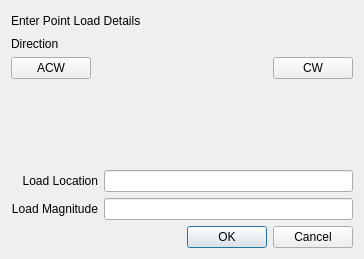
The window that Ui/UiFiles/Add_moment_dialog_window.ui (mark2661/beamCalculator) describes before a commit, drawn with Qt 5.
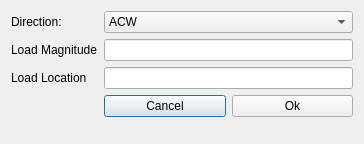
The same window after the commit.

Commit message: fixed issue with dialog windows opening multiple times and merged solution with main

What changed in the file:
```diff
--- a/Ui/UiFiles/Add_moment_dialog_window.ui
+++ b/Ui/UiFiles/Add_moment_dialog_window.ui
@@ -7,7 +7,7 @@
     <x>0</x>
     <y>0</y>
     <width>364</width>
-    <height>259</height>
+    <height>144</height>
    </rect>
   </property>
   <property name="minimumSize">
@@ -25,131 +25,66 @@
   <property name="windowTitle">
    <string>Dialog</string>
   </property>
-  <layout class="QGridLayout" name="gridLayout">
-   <item row="0" column="0" colspan="2">
+  <layout class="QFormLayout" name="formLayout">
+   <item row="1" column="0">
+    <widget class="QLabel" name="label">
+     <property name="text">
+      <string>Load Magnitude</string>
+     </property>
+    </widget>
+   </item>
+   <item row="1" column="1">
+    <widget class="QLineEdit" name="loadMagnitudeInputField"/>
+   </item>
+   <item row="2" column="0">
+    <widget class="QLabel" name="label_2">
+     <property name="text">
+      <string>Load Location</string>
+     </property>
+    </widget>
+   </item>
+   <item row="2" column="1">
+    <widget class="QLineEdit" name="loadLocationInputField"/>
+   </item>
+   <item row="0" column="0">
     <widget class="QLabel" name="label_3">
-     <property name="minimumSize">
-      <size>
-       <width>346</width>
-       <height>20</height>
-      </size>
-     </property>
-     <property name="maximumSize">
-      <size>
-       <width>346</width>
-       <height>20</height>
-      </size>
-     </property>
      <property name="text">
-      <string>Enter Point Load Details </string>
+      <string>Direction:</string>
      </property>
     </widget>
    </item>
-   <item row="1" column="0" colspan="2">
-    <layout class="QVBoxLayout" name="verticalLayout_3">
+   <item row="0" column="1">
+    <widget class="QComboBox" name="loadDirectionComboBox">
      <item>
-      <widget class="QLabel" name="label_4">
-       <property name="text">
-        <string>Direction</string>
-       </property>
-      </widget>
+      <property name="text">
+       <string>ACW</string>
+      </property>
      </item>
      <item>
-      <layout class="QHBoxLayout" name="horizontalLayout">
-       <item>
-        <widget class="QPushButton" name="MomentDirectionACWButton">
-         <property name="text">
-          <string>ACW</string>
-         </property>
-        </widget>
-       </item>
-       <item>
-        <spacer name="horizontalSpacer">
-         <property name="orientation">
-          <enum>Qt::Horizontal</enum>
-         </property>
-         <property name="sizeHint" stdset="0">
-          <size>
-           <width>98</width>
-           <height>20</height>
-          </size>
-         </property>
-        </spacer>
-       </item>
-       <item>
-        <widget class="QPushButton" name="MomentDirectionCWButton">
-         <property name="text">
-          <string>CW</string>
-         </property>
-        </widget>
-       </item>
-      </layout>
+      <property name="text">
+       <string>CW</string>
+      </property>
      </item>
-    </layout>
-   </item>
-   <item row="2" column="0" colspan="2">
-    <spacer name="verticalSpacer">
-     <property name="orientation">
-      <enum>Qt::Vertical</enum>
-     </property>
-     <property name="sizeHint" stdset="0">
-      <size>
-       <width>20</width>
-       <height>59</height>
-      </size>
-     </property>
-    </spacer>
-   </item>
-   <item row="3" column="0">
-    <layout class="QVBoxLayout" name="verticalLayout">
-     <item>
-      <widget class="QLabel" name="label">
-       <property name="layoutDirection">
-        <enum>Qt::RightToLeft</enum>
-       </property>
-       <property name="text">
-        <string>Load Location</string>
-       </property>
-       <property name="alignment">
-        <set>Qt::AlignRight|Qt::AlignTrailing|Qt::AlignVCenter</set>
-       </property>
-      </widget>
-     </item>
-     <item>
-      <widget class="QLabel" name="label_2">
-       <property name="layoutDirection">
-        <enum>Qt::RightToLeft</enum>
-       </property>
-       <property name="text">
-        <string>Load Magnitude</string>
-       </property>
-       <property name="alignment">
-        <set>Qt::AlignRight|Qt::AlignTrailing|Qt::AlignVCenter</set>
-       </property>
-      </widget>
-     </item>
-    </layout>
+    </widget>
    </item>
    <item row="3" column="1">
-    <layout class="QVBoxLayout" name="verticalLayout_2">
+    <layout class="QHBoxLayout" name="horizontalLayout_3">
      <item>
-      <widget class="QLineEdit" name="LoadLocationInputField"/>
+      <widget class="QPushButton" name="Cancel_button">
+       <property name="text">
+        <string>Cancel</string>
+       </property>
+      </widget>
      </item>
      <item>
-      <widget class="QLineEdit" name="LoadLocationInputField_2"/>
+      <widget class="QPushButton" name="Ok_button">
+       <property name="text">
+        <string>Ok</string>
+       </property>
+      </widget>
      </item>
     </layout>
    </item>
-   <item row="4" column="0" colspan="2">
-    <widget class="QDialogButtonBox" name="buttonBox">
-     <property name="orientation">
-      <enum>Qt::Horizontal</enum>
-     </property>
-     <property name="standardButtons">
-      <set>QDialogButtonBox::Cancel|QDialogButtonBox::Ok</set>
-     </property>
-    </widget>
-   </item>
   </layout>
  </widget>
  <resources/>
```
Left out of the diff: 35 changed lines with no effect on the pictures. The commit also changes 8 other files.
